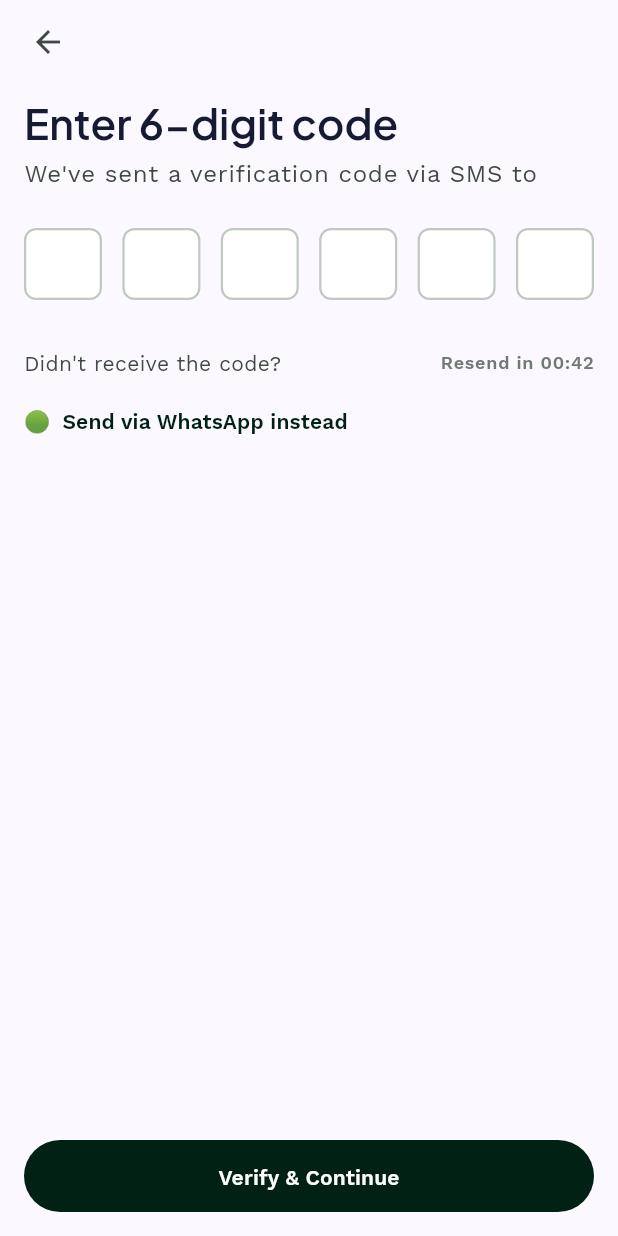
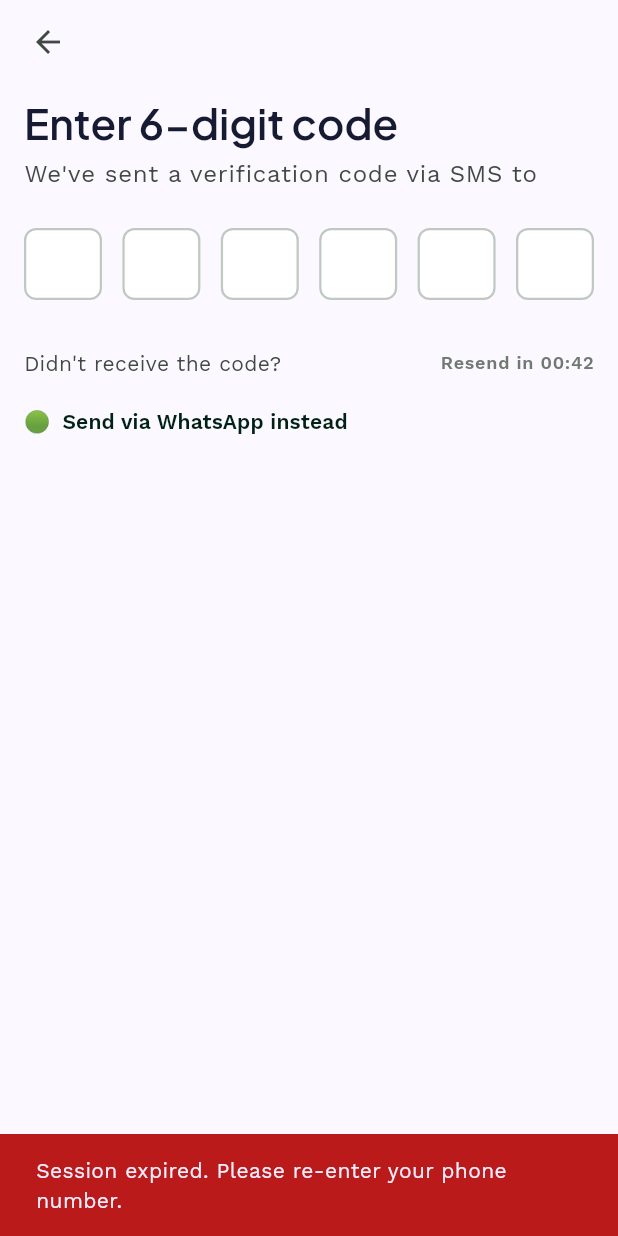
Before and after one commit to sureshr-apps/WorkAxis, a Flutter app: the OtpVerificationPage screen opened by its route, after a tap on an icon or button, on a phone screen of 412 x 824 dp. Run offline on Flutter 3.47's test engine with Material 3 defaults, Android fonts, the phone set to English and light mode, and no system bars; our stand-ins replace equatable, go_router, google_fonts; accounts and stored records are empty.

Commit message:
fix: robust resend error handling, dev mock mode banner, and VS Code launch profiles

```diff
--- a/lib/features/authentication/presentation/pages/otp_verification_page.dart
+++ b/lib/features/authentication/presentation/pages/otp_verification_page.dart
@@ -2,11 +2,14 @@ import 'dart:async';
 import 'package:flutter/material.dart';
 import 'package:go_router/go_router.dart';
 import 'package:provider/provider.dart';
+import 'package:workaxis/core/config/app_config.dart';
+import 'package:workaxis/core/constants/app_radius.dart';
 import 'package:workaxis/core/constants/app_spacing.dart';
 import 'package:workaxis/core/theme/app_colors.dart';
 import 'package:workaxis/core/utils/phone_number_formatter.dart';
 import 'package:workaxis/core/widgets/app_button.dart';
 import 'package:workaxis/features/authentication/domain/entities/otp_channel.dart';
+import 'package:workaxis/features/authentication/domain/entities/otp_session.dart';
 import 'package:workaxis/features/authentication/presentation/controllers/auth_controller.dart';
 import 'package:workaxis/features/authentication/presentation/widgets/auth_scaffold.dart';
 import 'package:workaxis/features/authentication/presentation/widgets/otp_input_row.dart';
@@ -96,22 +99,48 @@ class _OtpVerificationPageState extends State<OtpVerificationPage> {
   }
 
   Future<void> _handleResend({OtpChannel? alternateChannel}) async {
-    if (_countdown > 0 && alternateChannel == null) return;
-
     final authController = context.read<AuthController>();
     final state = authController.state;
+    OtpSession? session;
+
     if (state is AuthOtpSent) {
-      final channel = alternateChannel ?? state.session.channel;
-      await authController.resendOtp(
-        currentSession: state.session,
-        channel: channel,
+      session = state.session;
+    } else if (state is AuthError && state.previousSession != null) {
+      session = state.previousSession;
+    }
+
+    if (session == null) {
+      ScaffoldMessenger.of(context).showSnackBar(
+        const SnackBar(
+          content: Text('Session expired. Please re-enter your phone number.'),
+          backgroundColor: AppColors.error,
+        ),
       );
+      return;
+    }
+
+    final targetChannel = alternateChannel ?? session.channel;
+    await authController.resendOtp(
+      currentSession: session,
+      channel: targetChannel,
+    );
+
+    if (!mounted) return;
+    final newState = authController.state;
+    if (newState is AuthOtpSent) {
       _startCountdown();
-      if (!mounted) return;
       ScaffoldMessenger.of(context).showSnackBar(
         SnackBar(
-          content: Text('A new code has been sent via ${channel.displayName}.'),
+          content: Text(
+              'A new code has been sent via ${targetChannel.displayName}.'),
           backgroundColor: AppColors.statusActive,
+        ),
+      );
+    } else if (newState is AuthError) {
+      ScaffoldMessenger.of(context).showSnackBar(
+        SnackBar(
+          content: Text(newState.exception.message),
+          backgroundColor: AppColors.error,
         ),
       );
     }
@@ -122,6 +151,7 @@ class _OtpVerificationPageState extends State<OtpVerificationPage> {
     final authController = context.watch<AuthController>();
     final state = authController.state;
     final isLoading = state is AuthAuthenticating;
+    final isResending = state is AuthOtpSent && state.isResending;
 
     String phoneNumber = '';
     OtpChannel currentChannel = OtpChannel.sms;
@@ -138,6 +168,10 @@ class _OtpVerificationPageState extends State<OtpVerificationPage> {
     final alternateChannel =
         currentChannel == OtpChannel.sms ? OtpChannel.whatsapp : OtpChannel.sms;
 
+    // Check if live MSG91 credentials are configured
+    const msg91Config = Msg91Config();
+    final isMockMode = !msg91Config.isConfigured;
+
     return AuthScaffold(
       title: 'Enter 6-digit code',
       subtitle:
@@ -146,6 +180,36 @@ class _OtpVerificationPageState extends State<OtpVerificationPage> {
       body: Column(
         crossAxisAlignment: CrossAxisAlignment.start,
         children: [
+          if (isMockMode) ...[
+            Container(
+              padding: const EdgeInsets.symmetric(
+                horizontal: AppSpacing.md,
+                vertical: AppSpacing.sm,
+              ),
+              decoration: BoxDecoration(
+                color: AppColors.primaryContainer.withAlpha(50),
+                borderRadius: AppRadius.borderDefault,
+                border: Border.all(color: AppColors.primary.withAlpha(80)),
+              ),
+              child: Row(
+                children: [
+                  const Icon(Icons.info_outline_rounded,
+                      size: 18, color: AppColors.primary),
+                  const SizedBox(width: AppSpacing.xs),
+                  Expanded(
+                    child: Text(
+                      'Dev Mock Mode: Use test OTP 123456 (Live SMS disabled without MSG91 credentials)',
+                      style: Theme.of(context).textTheme.bodySmall?.copyWith(
+                            color: AppColors.primary,
+                            fontWeight: FontWeight.w500,
+                          ),
+                    ),
+                  ),
+                ],
+              ),
+            ),
+            const SizedBox(height: AppSpacing.md),
+          ],
           OtpInputRow(
             onCompleted: (otp) {
               _enteredOtp = otp;
@@ -168,7 +232,13 @@ class _OtpVerificationPageState extends State<OtpVerificationPage> {
                 ),
               ),
               const SizedBox(width: AppSpacing.sm),
-              if (_countdown > 0)
+              if (isResending)
+                const SizedBox(
+                  width: 16,
+                  height: 16,
+                  child: CircularProgressIndicator(strokeWidth: 2),
+                )
+              else if (_countdown > 0)
                 Text(
                   'Resend in 00:${_countdown.toString().padLeft(2, '0')}',
                   style: Theme.of(context).textTheme.labelMedium?.copyWith(
@@ -195,8 +265,9 @@ class _OtpVerificationPageState extends State<OtpVerificationPage> {
               icon: Text(alternateChannel.iconEmoji,
                   style: const TextStyle(fontSize: 14)),
               label: Text('Send via ${alternateChannel.displayName} instead'),
-              onPressed: () =>
-                  _handleResend(alternateChannel: alternateChannel),
+              onPressed: isResending
+                  ? null
+                  : () => _handleResend(alternateChannel: alternateChannel),
               style: TextButton.styleFrom(
                 padding: EdgeInsets.zero,
                 minimumSize: const Size(120, 32),
```
Also changed, not shown: 1 other file.
